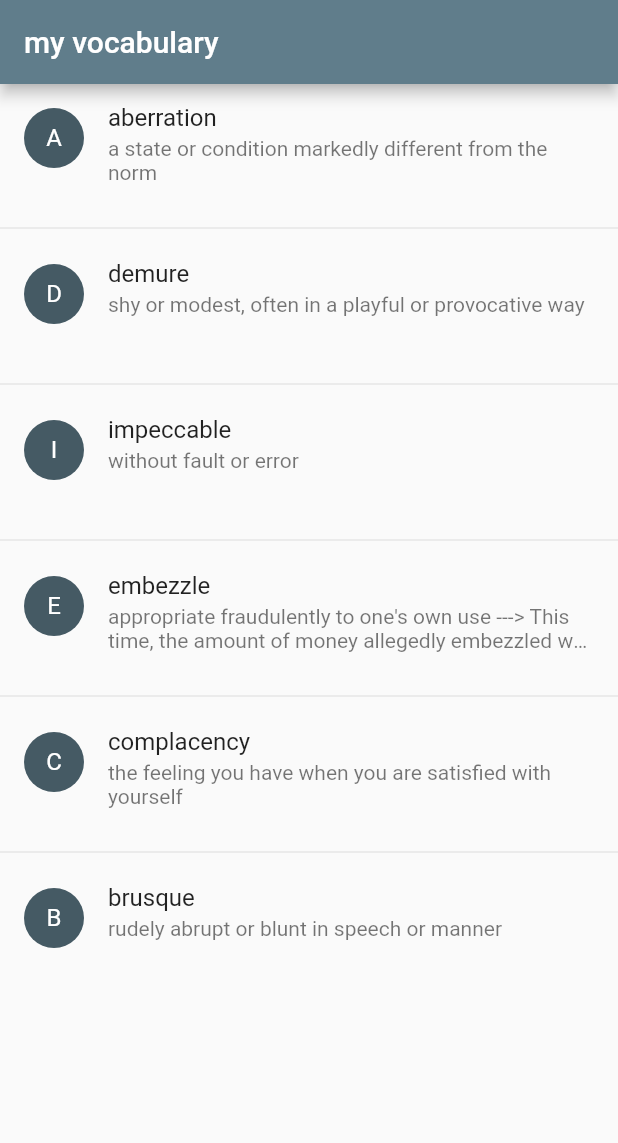
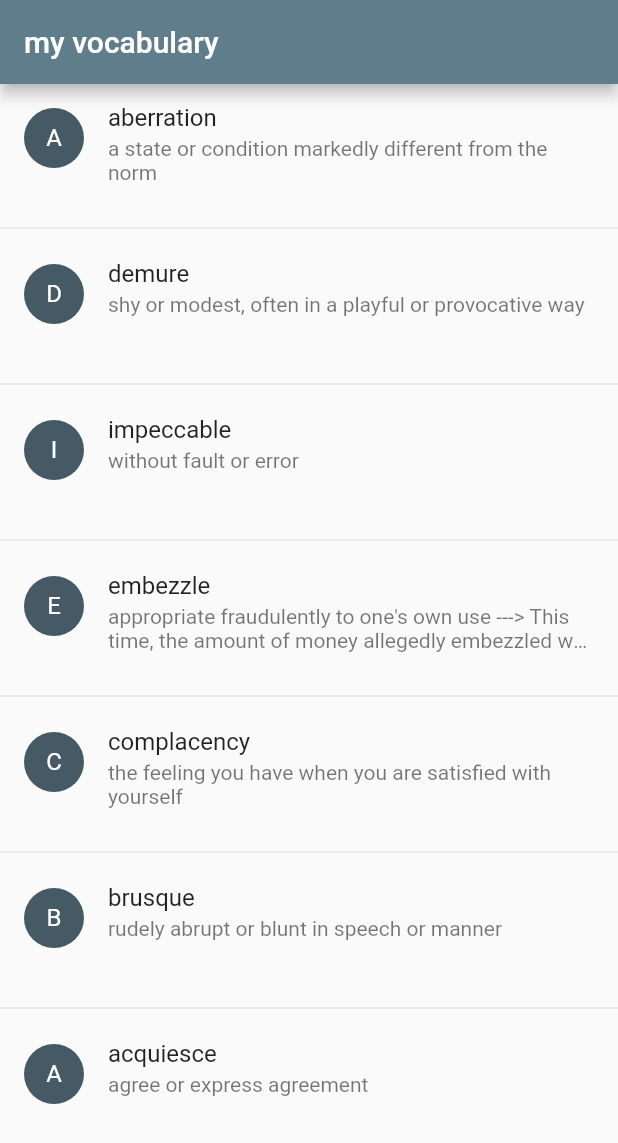
Before and after one commit to OzanOcak/vocab_app01, a Flutter app: the screen it shows after launch, on a phone screen of 412 x 824 dp. Shown: the top 1143 px of the screen. Run offline on Flutter 3.47's test engine with Material 2 defaults, Android fonts, the phone set to English and light mode, and no system bars; generated files the repository leaves out were written again.

Commit message:
json serialization

```diff
--- a/data/words.json
+++ b/data/words.json
@@ -22,5 +22,9 @@
     {
       "word": "brusque",
       "defination": "rudely abrupt or blunt in speech or manner"
+    },
+    {
+      "word": "acquiesce",
+      "defination": "agree or express agreement"
     }
   ]
--- a/lib/Vocabulary.dart
+++ b/lib/Vocabulary.dart
@@ -1,9 +1,13 @@
+import 'package:json_annotation/json_annotation.dart';
+
+part 'Vocabulary.g.dart';
+
+@JsonSerializable()
 class Vocabulary {
   final String word;
   final String defination;
 
   Vocabulary(this.word, this.defination);
 
-  Vocabulary.fromJson(Map<String, dynamic> json)
-            : word = json['word'],defination = json['defination'];
+  factory Vocabulary.fromJson(Map<String, dynamic> json) =>_$VocabularyFromJson(json);
 }
--- a/pubspec.yaml
+++ b/pubspec.yaml
@@ -27,6 +27,8 @@ dependencies:
 dev_dependencies:
   flutter_test:
     sdk: flutter
+  build_runner:
+  json_serializable:
 
 
 # For information on the generic Dart part of this file, see the
```
Also changed, not shown: lib/Vocabulary.g.dart (added), pubspec.lock.
